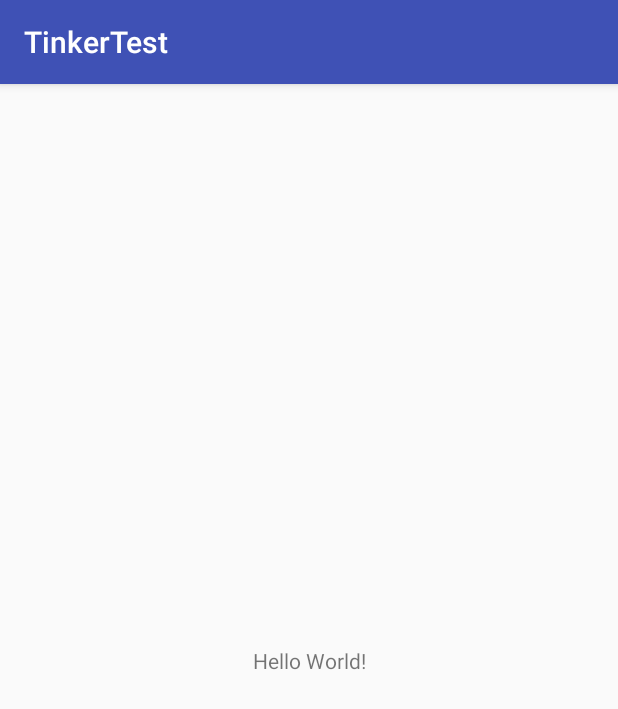
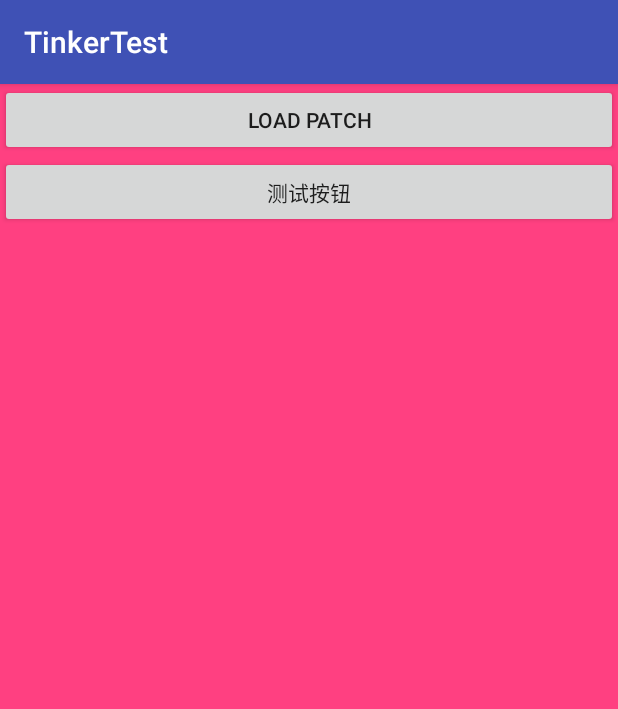
Before and after one commit to xiaobaima520gyj/TinkerDemo, an Android app: the screen it shows after launch (MainActivity), on a phone screen of 412 x 824 dp. Shown: the top 709 px of the screen. Run offline under Robolectric (Android 15) with nearby library versions, the phone set to English and light mode, and no system bars.

Commit message:
集成了tinker热修复

```diff
--- a/app/src/main/AndroidManifest.xml
+++ b/app/src/main/AndroidManifest.xml
@@ -1,12 +1,15 @@
 <?xml version="1.0" encoding="utf-8"?>
 <manifest xmlns:android = "http://schemas.android.com/apk/res/android" package = "com.hisuchina.tinkertest">
 
+	<uses-permission android:name="android.permission.WRITE_EXTERNAL_STORAGE"/>
+	<uses-permission android:name="android.permission.READ_EXTERNAL_STORAGE"/>
 	<application android:allowBackup = "true"
 	             android:icon = "@mipmap/ic_launcher"
 	             android:label = "@string/app_name"
 	             android:roundIcon = "@mipmap/ic_launcher_round"
 	             android:supportsRtl = "true"
-	             android:theme = "@style/AppTheme">
+	             android:theme = "@style/AppTheme"
+	android:name=".application.MyTinkerApplication">
 		<activity android:name = ".MainActivity">
 			<intent-filter>
 				<action android:name = "android.intent.action.MAIN" />
@@ -14,6 +17,7 @@
 				<category android:name = "android.intent.category.LAUNCHER" />
 			</intent-filter>
 		</activity>
+		<activity android:name = ".TestActivity"/>
 	</application>
 
 </manifest>
--- a/app/src/main/res/layout/activity_main.xml
+++ b/app/src/main/res/layout/activity_main.xml
@@ -4,14 +4,20 @@
                                              xmlns:app = "http://schemas.android.com/apk/res-auto"
                                              android:layout_width = "match_parent"
                                              android:layout_height = "match_parent"
-                                             tools:context = "com.hisuchina.tinkertest.MainActivity">
+                                             tools:context = "com.hisuchina.tinkertest.MainActivity"
+android:background="@color/colorAccent">
 
-	<TextView android:layout_width = "wrap_content"
-	          android:layout_height = "wrap_content"
-	          android:text = "Hello World!"
-	          app:layout_constraintBottom_toBottomOf = "parent"
-	          app:layout_constraintLeft_toLeftOf = "parent"
-	          app:layout_constraintRight_toRightOf = "parent"
-	          app:layout_constraintTop_toTopOf = "parent" />
 
+	<Button
+			android:id="@+id/load_patch_btn"
+			android:layout_width = "match_parent"
+	        android:layout_height = "wrap_content"
+	        android:text="load patch"
+	        android:onClick="loadPatch" />
+	<Button android:layout_width = "match_parent"
+	        android:layout_height = "wrap_content"
+	        android:text="测试按钮"
+	        android:onClick="testBtn"
+	        app:layout_constraintTop_toBottomOf="@+id/load_patch_btn"
+	        tools:ignore = "OnClick" />
 </android.support.constraint.ConstraintLayout>
--- a/build.gradle
+++ b/build.gradle
@@ -8,7 +8,7 @@ buildscript {
     }
     dependencies {
         classpath 'com.android.tools.build:gradle:3.0.0'
-
+        classpath ("com.tencent.tinker:tinker-patch-gradle-plugin:${TINKER_VERSION}")
 
         // NOTE: Do not place your application dependencies here; they belong
         // in the individual module build.gradle files
--- a/gradle.properties
+++ b/gradle.properties
@@ -15,3 +15,5 @@ org.gradle.jvmargs=-Xmx1536m
 # This option should only be used with decoupled projects. More details, visit
 # http://www.gradle.org/docs/current/userguide/multi_project_builds.html#sec:decoupled_projects
 # org.gradle.parallel=true
+TINKER_VERSION=1.9.1
+VERSTION_NAME=1.0
```
Also changed, not shown: app/build.gradle (+149 -3 lines), app/src/main/java/com/hisuchina/tinkertest/MainActivity.java (+14 -0 lines), app/src/main/java/com/hisuchina/tinkertest/TestActivity.java (added, +17 -0 lines), app/src/main/java/com/hisuchina/tinkertest/application/CustomTinkerLike.java (added, +35 -0 lines), app/src/main/java/com/hisuchina/tinkertest/manager/TinkerManager.java (added, +40 -0 lines), app/src/main/res/layout/test_layout.xml (added, +11 -0 lines), 1 other file.
